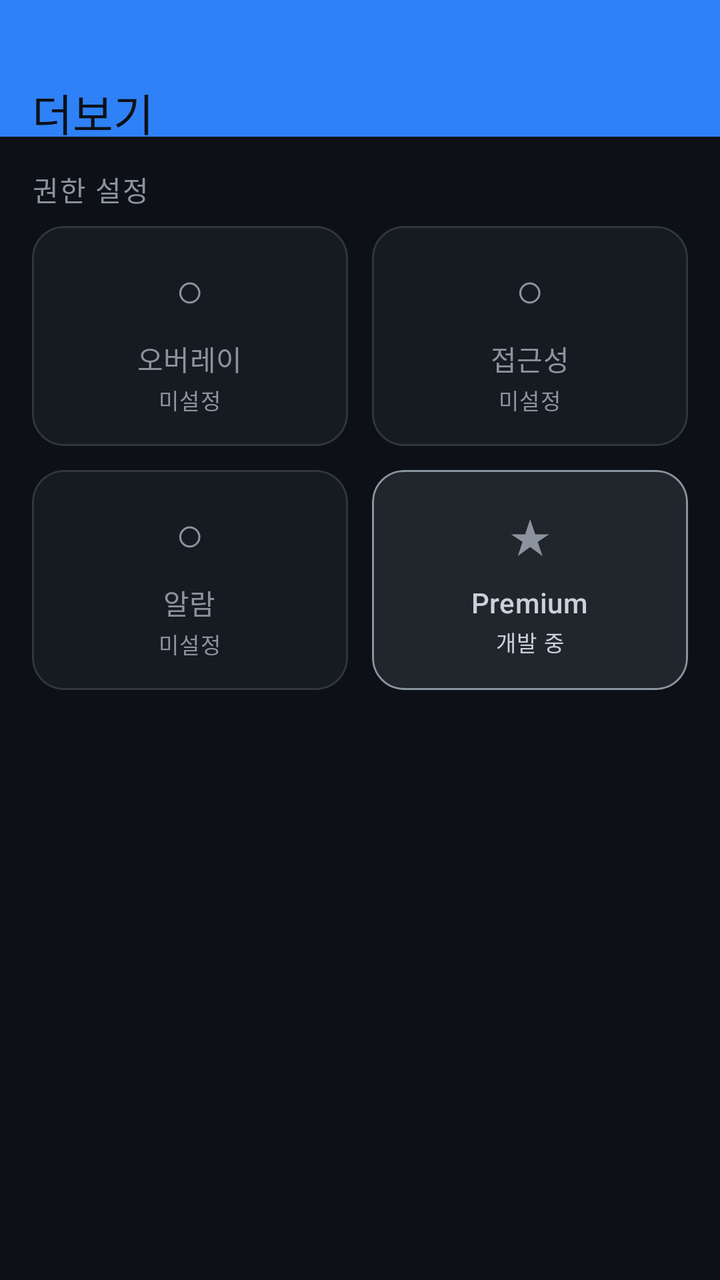
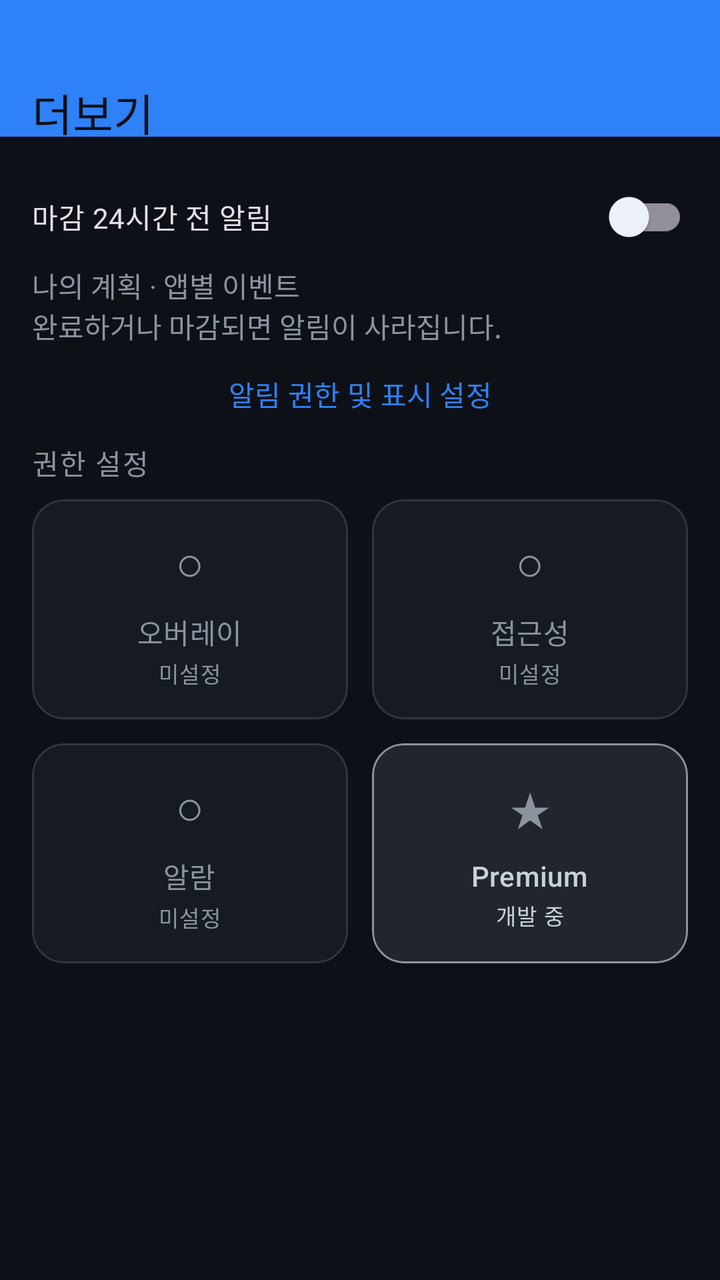

The first picture is an Android layout as it rendered before a commit; the second is the same layout after the commit. The layout source and the unified diff follow.
<!-- AndroidManifest.xml: application theme Theme.HomeworkTracker -->
<!-- res/layout/fragment_more.xml -->
<?xml version="1.0" encoding="utf-8"?>
<LinearLayout xmlns:android="http://schemas.android.com/apk/res/android"
    xmlns:app="http://schemas.android.com/apk/res-auto"
    android:layout_width="match_parent"
    android:layout_height="match_parent"
    android:orientation="vertical"
    android:background="?attr/colorSurface">

    <com.google.android.material.appbar.MaterialToolbar
        android:layout_width="match_parent"
        android:layout_height="wrap_content"
        android:paddingTop="36dp"
        android:background="?attr/colorPrimary"
        app:title="더보기"
        app:titleTextColor="?attr/colorOnPrimary"
        app:titleTextAppearance="@style/TextAppearance.Material3.TitleLarge" />

    <ScrollView
        android:layout_width="match_parent"
        android:layout_height="0dp"
        android:layout_weight="1"
        android:fillViewport="true">

        <LinearLayout
            android:layout_width="match_parent"
            android:layout_height="wrap_content"
            android:orientation="vertical"
            android:paddingStart="16dp"
            android:paddingEnd="16dp"
            android:paddingTop="16dp"
            android:paddingBottom="24dp">

            
            <TextView
                android:layout_width="wrap_content"
                android:layout_height="wrap_content"
                android:text="권한 설정"
                android:textAppearance="@style/TextAppearance.Material3.LabelLarge"
                android:textColor="?attr/colorOnSurfaceVariant"
                android:letterSpacing="0.05"
                android:layout_marginBottom="8dp" />

            
            <LinearLayout
                android:layout_width="match_parent"
                android:layout_height="wrap_content"
                android:orientation="horizontal"
                android:layout_marginBottom="12dp">

                <com.google.android.material.card.MaterialCardView
                    android:id="@+id/cardMoreOverlay"
                    style="@style/Widget.App.MenuCard"
                    android:layout_width="0dp"
                    android:layout_height="110dp"
                    android:layout_weight="1"
                    android:layout_marginEnd="6dp"
                    android:foreground="?attr/selectableItemBackground">
                    <LinearLayout
                        android:layout_width="match_parent"
                        android:layout_height="match_parent"
                        android:orientation="vertical"
                        android:gravity="center">
                        <TextView
                            android:id="@+id/iconMoreOverlay"
                            android:layout_width="wrap_content"
                            android:layout_height="wrap_content"
                            android:text="○"
                            android:textSize="24sp"
                            android:textColor="?attr/colorOnSurfaceVariant" />
                        <TextView
                            android:layout_width="wrap_content"
                            android:layout_height="wrap_content"
                            android:text="오버레이"
                            android:textAppearance="@style/TextAppearance.Material3.TitleSmall"
                            android:textColor="?attr/colorOnSurfaceVariant"
                            android:layout_marginTop="8dp" />
                        <TextView
                            android:id="@+id/tvMoreOverlayStatus"
                            android:layout_width="wrap_content"
                            android:layout_height="wrap_content"
                            android:text="미설정"
                            android:textAppearance="@style/TextAppearance.Material3.LabelSmall"
                            android:textColor="?attr/colorOnSurfaceVariant"
                            android:layout_marginTop="2dp" />
                    </LinearLayout>
                </com.google.android.material.card.MaterialCardView>

                <com.google.android.material.card.MaterialCardView
                    android:id="@+id/cardMoreAccessibility"
                    style="@style/Widget.App.MenuCard"
                    android:layout_width="0dp"
                    android:layout_height="110dp"
                    android:layout_weight="1"
                    android:layout_marginStart="6dp"
                    android:foreground="?attr/selectableItemBackground">
                    <LinearLayout
                        android:layout_width="match_parent"
                        android:layout_height="match_parent"
                        android:orientation="vertical"
                        android:gravity="center">
                        <TextView
                            android:id="@+id/iconMoreAccessibility"
                            android:layout_width="wrap_content"
                            android:layout_height="wrap_content"
                            android:text="○"
                            android:textSize="24sp"
                            android:textColor="?attr/colorOnSurfaceVariant" />
                        <TextView
                            android:layout_width="wrap_content"
                            android:layout_height="wrap_content"
                            android:text="접근성"
                            android:textAppearance="@style/TextAppearance.Material3.TitleSmall"
                            android:textColor="?attr/colorOnSurfaceVariant"
                            android:layout_marginTop="8dp" />
                        <TextView
                            android:id="@+id/tvMoreAccessibilityStatus"
                            android:layout_width="wrap_content"
                            android:layout_height="wrap_content"
                            android:text="미설정"
                            android:textAppearance="@style/TextAppearance.Material3.LabelSmall"
                            android:textColor="?attr/colorOnSurfaceVariant"
                            android:layout_marginTop="2dp" />
                    </LinearLayout>
                </com.google.android.material.card.MaterialCardView>
            </LinearLayout>

            <LinearLayout
                android:layout_width="match_parent"
                android:layout_height="wrap_content"
                android:orientation="horizontal"
                android:layout_marginBottom="24dp">

                <com.google.android.material.card.MaterialCardView
                    android:id="@+id/cardMoreAlarm"
                    style="@style/Widget.App.MenuCard"
                    android:layout_width="0dp"
                    android:layout_height="110dp"
                    android:layout_weight="1"
                    android:layout_marginEnd="6dp"
                    android:foreground="?attr/selectableItemBackground">
                    <LinearLayout
                        android:layout_width="match_parent"
                        android:layout_height="match_parent"
                        android:orientation="vertical"
                        android:gravity="center">
                        <TextView
                            android:id="@+id/iconMoreAlarm"
                            android:layout_width="wrap_content"
                            android:layout_height="wrap_content"
                            android:text="○"
                            android:textSize="24sp"
                            android:textColor="?attr/colorOnSurfaceVariant" />
                        <TextView
                            android:layout_width="wrap_content"
                            android:layout_height="wrap_content"
                            android:text="알람"
                            android:textAppearance="@style/TextAppearance.Material3.TitleSmall"
                            android:textColor="?attr/colorOnSurfaceVariant"
                            android:layout_marginTop="8dp" />
                        <TextView
                            android:id="@+id/tvMoreAlarmStatus"
                            android:layout_width="wrap_content"
                            android:layout_height="wrap_content"
                            android:text="미설정"
                            android:textAppearance="@style/TextAppearance.Material3.LabelSmall"
                            android:textColor="?attr/colorOnSurfaceVariant"
                            android:layout_marginTop="2dp" />
                    </LinearLayout>
                </com.google.android.material.card.MaterialCardView>

                <com.google.android.material.card.MaterialCardView
                    android:id="@+id/cardMorePremium"
                    app:cardCornerRadius="16dp"
                    app:cardElevation="0dp"
                    app:strokeWidth="1dp"
                    app:strokeColor="?attr/colorSecondary"
                    app:cardBackgroundColor="?attr/colorSecondaryContainer"
                    android:layout_width="0dp"
                    android:layout_height="110dp"
                    android:layout_weight="1"
                    android:layout_marginStart="6dp"
                    android:foreground="?attr/selectableItemBackground">
                    <LinearLayout
                        android:layout_width="match_parent"
                        android:layout_height="match_parent"
                        android:orientation="vertical"
                        android:gravity="center">
                        <TextView
                            android:layout_width="wrap_content"
                            android:layout_height="wrap_content"
                            android:text="★"
                            android:textSize="24sp"
                            android:textColor="?attr/colorSecondary" />
                        <TextView
                            android:layout_width="wrap_content"
                            android:layout_height="wrap_content"
                            android:text="Premium"
                            android:textAppearance="@style/TextAppearance.Material3.TitleSmall"
                            android:textColor="?attr/colorOnSecondaryContainer"
                            android:layout_marginTop="8dp" />
                        <TextView
                            android:layout_width="wrap_content"
                            android:layout_height="wrap_content"
                            android:text="개발 중"
                            android:textAppearance="@style/TextAppearance.Material3.LabelSmall"
                            android:textColor="?attr/colorOnSecondaryContainer"
                            android:layout_marginTop="2dp" />
                    </LinearLayout>
                </com.google.android.material.card.MaterialCardView>
            </LinearLayout>

        </LinearLayout>
    </ScrollView>
</LinearLayout>
<!-- resources referenced by this layout -->
<resources>
  <style name="Widget.App.MenuCard" parent="Widget.Material3.CardView.Outlined">
          <item name="cardCornerRadius">16dp</item>
          <item name="cardElevation">0dp</item>
          <item name="strokeWidth">1dp</item>
          <item name="strokeColor">?attr/colorOutlineVariant</item>
          <item name="cardBackgroundColor">?attr/colorSurfaceVariant</item>
      </style>
  <style name="Theme.HomeworkTracker" parent="Base.Theme.HomeworkTracker" />
  <style name="Base.Theme.HomeworkTracker" parent="Theme.Material3.Dark.NoActionBar">
          <item name="colorPrimary">@color/md_primary</item>
          <item name="colorOnPrimary">@color/md_on_primary</item>
          <item name="colorPrimaryContainer">@color/md_primary_container</item>
          <item name="colorOnPrimaryContainer">@color/md_on_primary_container</item>
          <item name="colorSecondary">@color/md_secondary</item>
          <item name="colorOnSecondary">@color/md_on_secondary</item>
          <item name="colorSecondaryContainer">@color/md_secondary_container</item>
          <item name="colorOnSecondaryContainer">@color/md_on_secondary_container</item>
          <item name="colorError">@color/md_error</item>
          <item name="android:colorBackground">@color/md_surface</item>
          <item name="colorSurface">@color/md_surface</item>
          <item name="colorOnSurface">@color/md_on_surface</item>
          <item name="colorSurfaceVariant">@color/md_surface_variant</item>
          <item name="colorOnSurfaceVariant">@color/md_on_surface_variant</item>
          <item name="colorOutlineVariant">@color/md_outline_variant</item>
      </style>
  <color name="md_primary">#2F81F7</color>
  <color name="md_on_primary">#0D1117</color>
  <color name="md_primary_container">#1C2D4F</color>
  <color name="md_on_primary_container">#58A6FF</color>
  <color name="md_secondary">#8B949E</color>
  <color name="md_on_secondary">#0D1117</color>
  <color name="md_secondary_container">#21262D</color>
  <color name="md_on_secondary_container">#C9D1D9</color>
  <color name="md_error">#F85149</color>
  <color name="md_surface">#0D1117</color>
  <color name="md_on_surface">#F0F6FC</color>
  <color name="md_surface_variant">#161B22</color>
  <color name="md_on_surface_variant">#8B949E</color>
  <color name="md_outline_variant">#30363D</color>
</resources>

<!-- the commit's change to res/layout/fragment_more.xml (unified diff, before → after) -->
@@ -30,6 +30,15 @@
             android:paddingTop="16dp"
             android:paddingBottom="24dp">
 
+            <com.google.android.material.switchmaterial.SwitchMaterial
+                android:id="@+id/switchDeadlineNotifications" android:layout_width="match_parent" android:layout_height="wrap_content"
+                android:minHeight="48dp" android:text="마감 24시간 전 알림" />
+            <TextView android:layout_width="match_parent" android:layout_height="wrap_content"
+                android:text="나의 계획 · 앱별 이벤트\n완료하거나 마감되면 알림이 사라집니다."
+                android:textColor="?attr/colorOnSurfaceVariant" />
+            <com.google.android.material.button.MaterialButton
+                android:id="@+id/btnDeadlineNotificationSettings" style="@style/Widget.Material3.Button.TextButton"
+                android:layout_width="match_parent" android:layout_height="wrap_content" android:text="알림 권한 및 표시 설정" />
             
             <TextView
                 android:layout_width="wrap_content"
